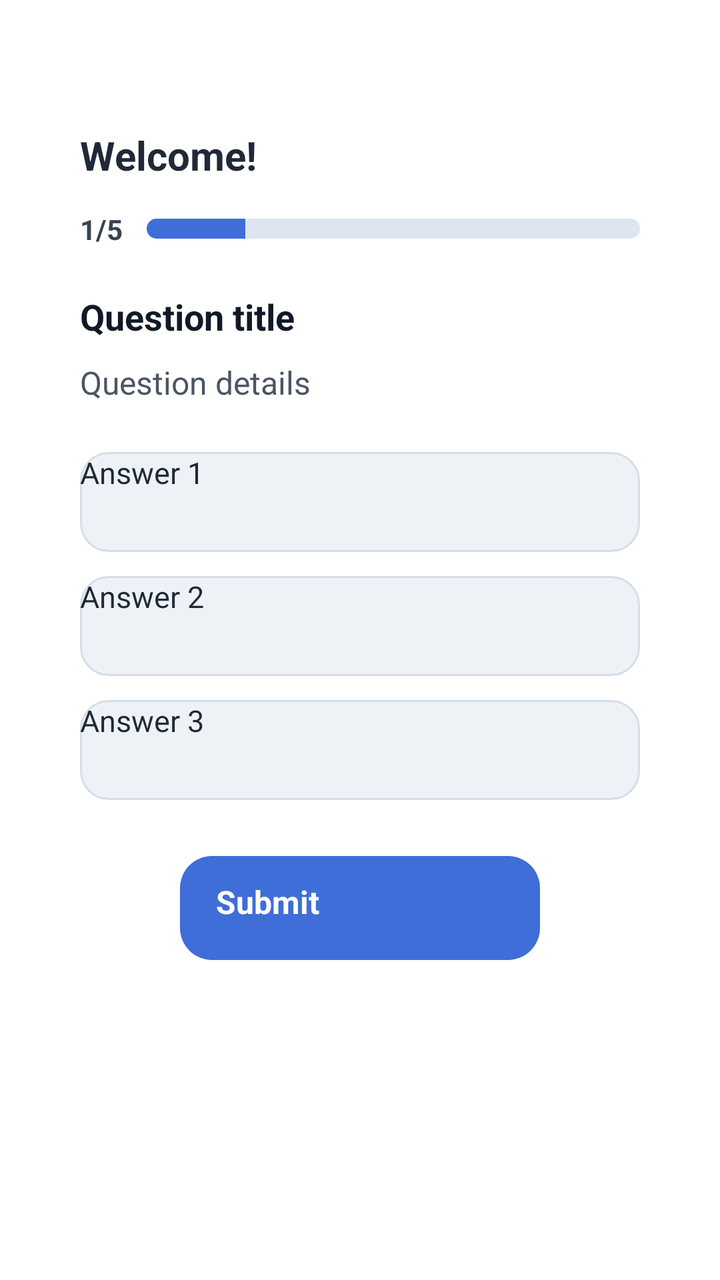
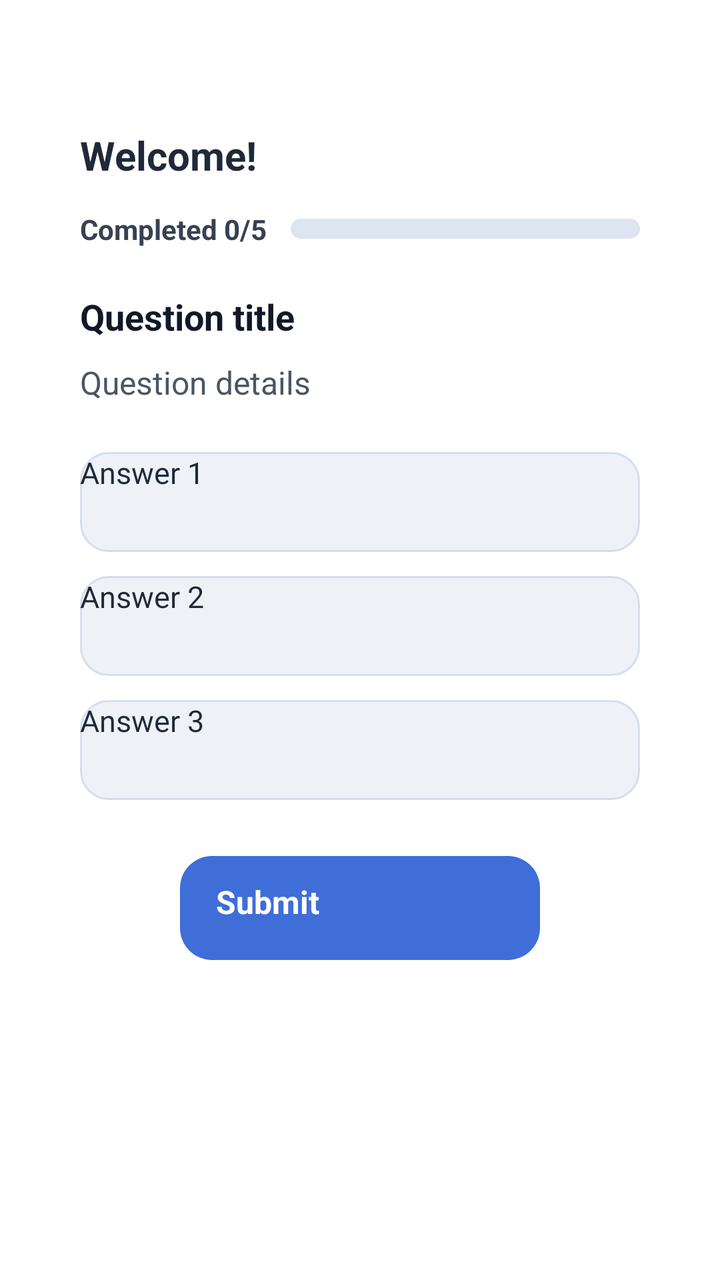

An Android layout rendered at two revisions. The XML below is the earlier revision; the diff shows what the commit changed to produce the second picture.
<!-- AndroidManifest.xml: application theme Theme.SIT30531C -->
<!-- res/layout/activity_quiz.xml -->
<?xml version="1.0" encoding="utf-8"?>
<ScrollView xmlns:android="http://schemas.android.com/apk/res/android"
    android:layout_width="match_parent"
    android:layout_height="match_parent"
    android:background="#FFFFFFFF"
    android:fillViewport="true">

    <LinearLayout
        android:layout_width="match_parent"
        android:layout_height="wrap_content"
        android:gravity="center_horizontal"
        android:orientation="vertical"
        android:padding="20dp">

        <LinearLayout
            android:id="@+id/quizCard"
            android:layout_width="match_parent"
            android:layout_height="wrap_content"
            android:layout_marginTop="24dp"
            android:orientation="vertical"
            android:padding="20dp">

            <TextView
                android:id="@+id/welcomeText"
                android:layout_width="wrap_content"
                android:layout_height="wrap_content"
                android:text="Welcome!"
                android:textColor="#1F2937"
                android:textSize="20sp"
                android:textStyle="bold" />

            <LinearLayout
                android:layout_width="match_parent"
                android:layout_height="wrap_content"
                android:layout_marginTop="14dp"
                android:gravity="center_vertical"
                android:orientation="horizontal">

                <TextView
                    android:id="@+id/progressText"
                    android:layout_width="wrap_content"
                    android:layout_height="wrap_content"
                    android:layout_marginEnd="12dp"
                    android:text="1/5"
                    android:textColor="#374151"
                    android:textSize="14sp"
                    android:textStyle="bold" />

                <ProgressBar
                    android:id="@+id/quizProgressBar"
                    style="?android:attr/progressBarStyleHorizontal"
                    android:layout_width="0dp"
                    android:layout_height="10dp"
                    android:layout_weight="1"
                    android:max="5"
                    android:progress="1"
                    android:progressDrawable="@drawable/progress_quiz" />
            </LinearLayout>

            <TextView
                android:id="@+id/questionTitleText"
                android:layout_width="match_parent"
                android:layout_height="wrap_content"
                android:layout_marginTop="22dp"
                android:text="Question title"
                android:textColor="#111827"
                android:textSize="18sp"
                android:textStyle="bold" />

            <TextView
                android:id="@+id/questionDetailText"
                android:layout_width="match_parent"
                android:layout_height="wrap_content"
                android:layout_marginTop="10dp"
                android:lineSpacingExtra="4dp"
                android:text="Question details"
                android:textColor="#4B5563"
                android:textSize="16sp" />

            <Button
                android:id="@+id/answerOneButton"
                android:layout_width="match_parent"
                android:layout_height="50dp"
                android:layout_marginTop="24dp"
                android:background="@drawable/bg_answer_neutral"
                android:text="Answer 1"
                android:textColor="#1F2937"
                android:textSize="15sp" />

            <Button
                android:id="@+id/answerTwoButton"
                android:layout_width="match_parent"
                android:layout_height="50dp"
                android:layout_marginTop="12dp"
                android:background="@drawable/bg_answer_neutral"
                android:text="Answer 2"
                android:textColor="#1F2937"
                android:textSize="15sp" />

            <Button
                android:id="@+id/answerThreeButton"
                android:layout_width="match_parent"
                android:layout_height="50dp"
                android:layout_marginTop="12dp"
                android:background="@drawable/bg_answer_neutral"
                android:text="Answer 3"
                android:textColor="#1F2937"
                android:textSize="15sp" />

            <Button
                android:id="@+id/submitButton"
                android:layout_width="180dp"
                android:layout_height="52dp"
                android:layout_gravity="center_horizontal"
                android:layout_marginTop="28dp"
                android:background="@drawable/bg_button_primary"
                android:text="Submit"
                android:textColor="#FFFFFFFF"
                android:textSize="16sp"
                android:textStyle="bold" />

            <Button
                android:id="@+id/nextButton"
                android:layout_width="180dp"
                android:layout_height="52dp"
                android:layout_gravity="center_horizontal"
                android:layout_marginTop="16dp"
                android:background="@drawable/bg_button_primary"
                android:text="Next"
                android:textColor="#FFFFFFFF"
                android:textSize="16sp"
                android:textStyle="bold"
                android:visibility="gone" />
        </LinearLayout>
    </LinearLayout>
</ScrollView>
<!-- resources referenced by this layout -->
<resources>
  <!-- drawable bg_answer_neutral (drawable) -->
  <?xml version="1.0" encoding="utf-8"?>
  <shape xmlns:android="http://schemas.android.com/apk/res/android">
      <solid android:color="#EEF2F7" />
      <corners android:radius="14dp" />
      <stroke
          android:width="1dp"
          android:color="#D5DEE9" />
  </shape>
  <!-- drawable bg_button_primary (drawable) -->
  <?xml version="1.0" encoding="utf-8"?>
  <shape xmlns:android="http://schemas.android.com/apk/res/android">
      <solid android:color="#3F6ED8" />
      <corners android:radius="16dp" />
      <padding
          android:left="18dp"
          android:right="18dp"
          android:top="12dp"
          android:bottom="12dp" />
  </shape>
  <!-- drawable progress_quiz (drawable) -->
  <?xml version="1.0" encoding="utf-8"?>
  <layer-list xmlns:android="http://schemas.android.com/apk/res/android">
      <item android:id="@android:id/background">
          <shape>
              <corners android:radius="6dp" />
              <solid android:color="#DDE5F0" />
          </shape>
      </item>
      <item android:id="@android:id/progress">
          <clip>
              <shape>
                  <corners android:radius="6dp" />
                  <solid android:color="#3F6ED8" />
              </shape>
          </clip>
      </item>
  </layer-list>
  <style name="Theme.SIT30531C" parent="android:Theme.Material.Light.NoActionBar" />
</resources>

<!-- the commit's change to res/layout/activity_quiz.xml (unified diff, before → after) -->
@@ -41,7 +41,7 @@
                     android:layout_width="wrap_content"
                     android:layout_height="wrap_content"
                     android:layout_marginEnd="12dp"
-                    android:text="1/5"
+                    android:text="Completed 0/5"
                     android:textColor="#374151"
                     android:textSize="14sp"
                     android:textStyle="bold" />
@@ -53,7 +53,7 @@
                     android:layout_height="10dp"
                     android:layout_weight="1"
                     android:max="5"
-                    android:progress="1"
+                    android:progress="0"
                     android:progressDrawable="@drawable/progress_quiz" />
             </LinearLayout>
 
